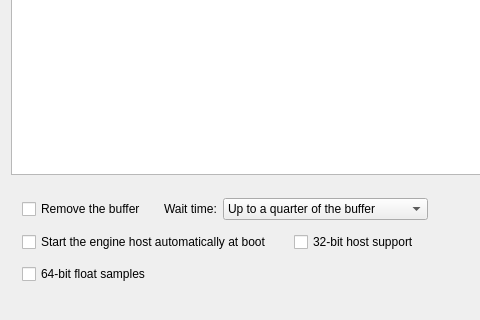
Qt form DeviceSelector/DeviceSelector.ui (115dkk/EqualizerAPO-XT) before a commit; both pictures show x 0 to 480 and y 114 to 434 of the 582 by 434 pixel window.
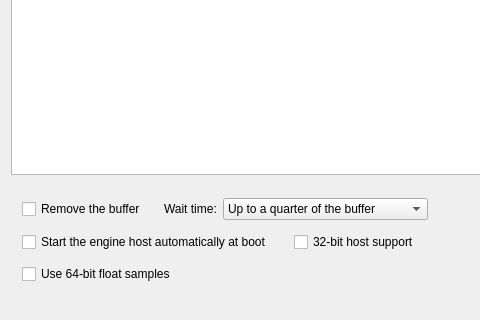
The same form after that commit. The open tabs and pages were chosen to show the change. Icons and pictures are not drawn. Custom widgets are drawn as their Qt base class.

Commit message: i18n(device-selector): the 64-bit float option in five languages

```diff
--- a/DeviceSelector/DeviceSelector.ui
+++ b/DeviceSelector/DeviceSelector.ui
@@ -348,7 +348,7 @@
               <string>The application sees 64-bit float samples instead of the device's own format, so one that mixes in 64-bit float sends its audio without converting it first. The device's format does not change. Turn this off if the application refuses the device or the sound is wrong.</string>
              </property>
              <property name="text">
-              <string>64-bit float samples</string>
+              <string>Use 64-bit float samples</string>
              </property>
             </widget>
            </item>
```
Left out of the diff: 2 changed lines with no effect on the pictures. The commit also changes 5 other files.
